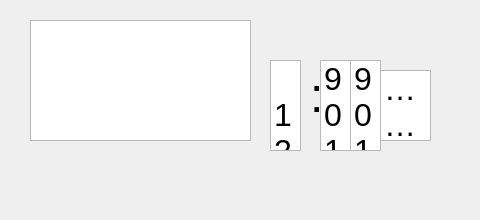
tomblackshaw/palpac, file src/ui/alarms.ui: the form before one commit.
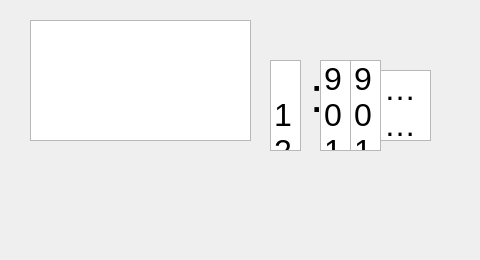
The form after the commit.

The edit to the form file:
```diff
--- a/src/ui/alarms.ui
+++ b/src/ui/alarms.ui
@@ -7,7 +7,7 @@
     <x>0</x>
     <y>0</y>
     <width>480</width>
-    <height>220</height>
+    <height>260</height>
    </rect>
   </property>
   <property name="sizePolicy">
```
